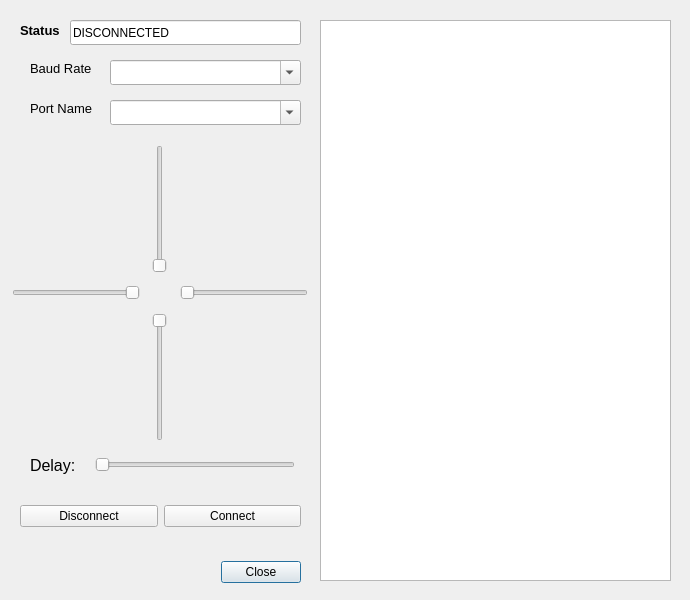
Before: the Qt Designer form code/gui/serialbox.ui in uwnrg/minotaur-cpp, drawn with Qt 5.
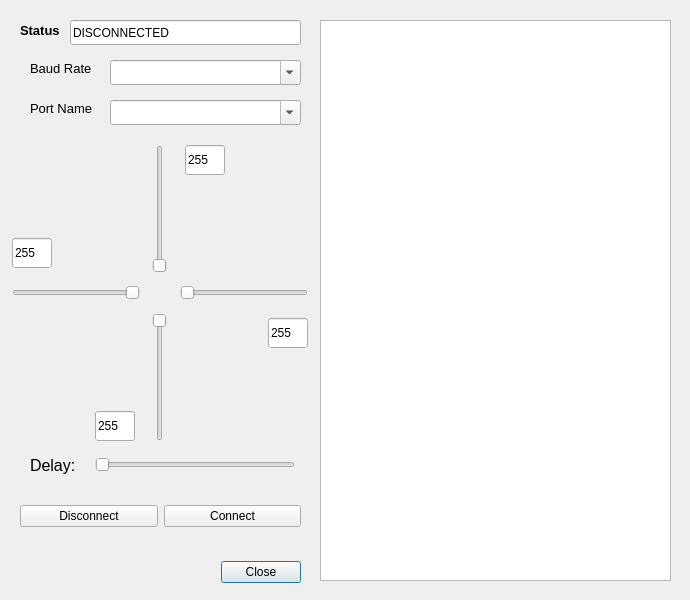
After: the same form once the commit is applied.

```diff
--- a/code/gui/serialbox.ui
+++ b/code/gui/serialbox.ui
@@ -207,6 +207,22 @@
    <property name="orientation">
     <enum>Qt::Horizontal</enum>
    </property>
+   <property name="pageStep">
+    <number>1</number>
+   </property>
+  </widget>
+  <widget class="QLineEdit" name="left_box">
+   <property name="geometry">
+    <rect>
+     <x>12</x>
+     <y>238</y>
+     <width>40</width>
+     <height>30</height>
+    </rect>
+   </property>
+   <property name="text">
+    <string>255</string>
+   </property>
   </widget>
   <widget class="QSlider" name="right_slider">
    <property name="geometry">
@@ -220,6 +236,22 @@
    <property name="orientation">
     <enum>Qt::Horizontal</enum>
    </property>
+   <property name="pageStep">
+    <number>1</number>
+   </property>
+  </widget>
+  <widget class="QLineEdit" name="right_box">
+   <property name="geometry">
+    <rect>
+     <x>268</x>
+     <y>318</y>
+     <width>40</width>
+     <height>30</height>
+    </rect>
+   </property>
+   <property name="text">
+    <string>255</string>
+   </property>
   </widget>
   <widget class="QSlider" name="up_slider">
    <property name="geometry">
@@ -233,6 +265,22 @@
    <property name="orientation">
     <enum>Qt::Vertical</enum>
    </property>
+   <property name="pageStep">
+    <number>1</number>
+   </property>
+  </widget>
+  <widget class="QLineEdit" name="up_box">
+   <property name="geometry">
+    <rect>
+     <x>185</x>
+     <y>145</y>
+     <width>40</width>
+     <height>30</height>
+    </rect>
+   </property>
+   <property name="text">
+    <string>255</string>
+   </property>
   </widget>
   <widget class="QSlider" name="down_slider">
    <property name="geometry">
@@ -248,6 +296,22 @@
    </property>
    <property name="orientation">
     <enum>Qt::Vertical</enum>
+   </property>
+   <property name="pageStep">
+    <number>1</number>
+   </property>
+  </widget>
+  <widget class="QLineEdit" name="down_box">
+   <property name="geometry">
+    <rect>
+     <x>95</x>
+     <y>411</y>
+     <width>40</width>
+     <height>30</height>
+    </rect>
+   </property>
+   <property name="text">
+    <string>255</string>
    </property>
   </widget>
   <widget class="QLabel" name="delay_label">
```
